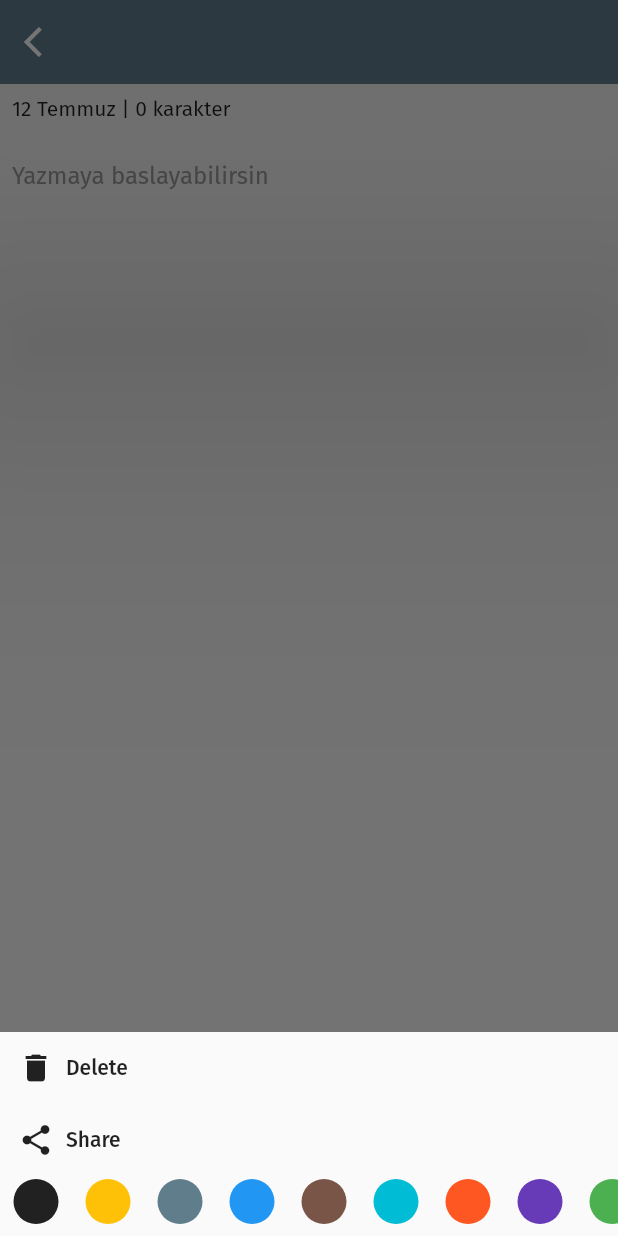
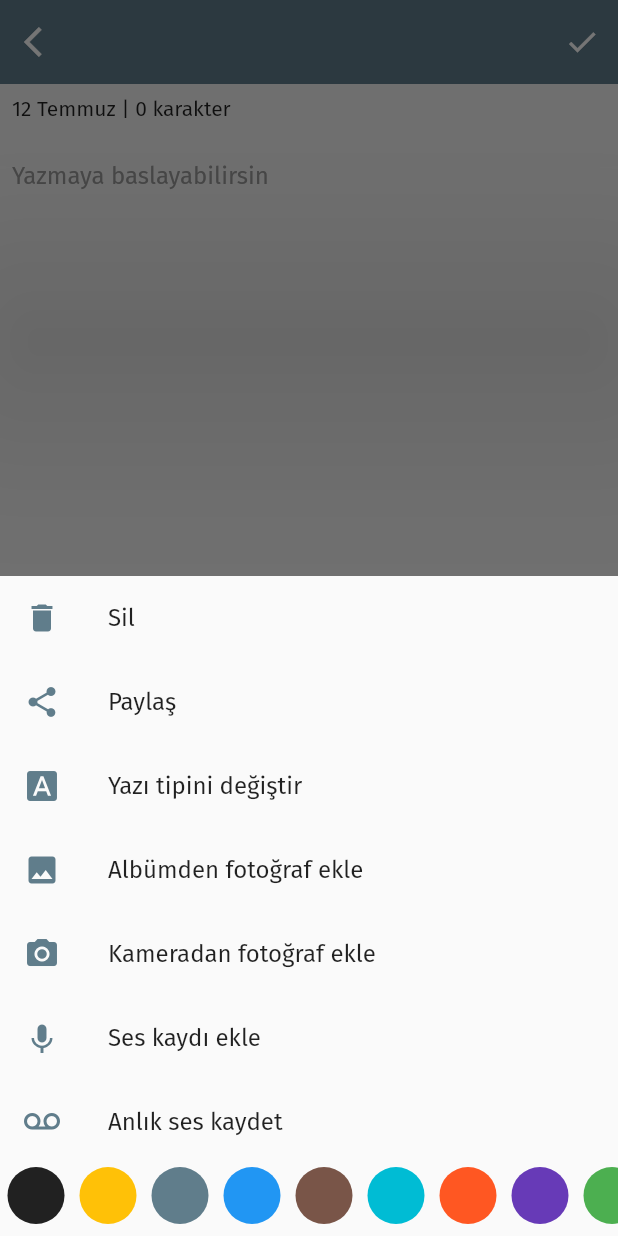
Before and after one commit to cem-ergin/diary, a Flutter app: the NotePage screen opened by its route, item 5 of the bottom bar chosen, after a tap on the "more vert" icon, on a phone screen of 412 x 824 dp. Run offline on Flutter 3.47's test engine with Material 2 defaults, Android fonts, the phone set to English and light mode, and no system bars; our stand-ins replace font_awesome_flutter, google_fonts, image_picker, shared_preferences; accounts and stored records are empty.

Commit message:
pc cok kasiyor

```diff
--- a/lib/pages/note_page/note_page.dart
+++ b/lib/pages/note_page/note_page.dart
@@ -3,7 +3,6 @@ import 'package:font_awesome_flutter/font_awesome_flutter.dart';
 import 'package:gunluk/constants/my_themes.dart';
 import 'package:gunluk/pages/note_page/ui/gallery_camera_view.dart';
 import 'package:gunluk/shared/date_helper.dart';
-import 'package:slider_button/slider_button.dart';
 
 class NotePage extends StatefulWidget {
   NotePage({Key key}) : super(key: key);
@@ -33,13 +32,29 @@ class _NotePageState extends State<NotePage> {
               child: Icon(Icons.arrow_back_ios),
             ),
             backgroundColor: Theme.of(context).primaryColor,
+            actions: <Widget>[
+              IconButton(
+                icon: Icon(Icons.check),
+                onPressed: () {},
+              ),
+            ],
             //title: Text('Title'),
           ),
           body: Column(
             crossAxisAlignment: CrossAxisAlignment.start,
             children: <Widget>[
               buildDateAndLengthView(),
-              Expanded(
+              buildTextField(),
+              buildBottomSection()
+            ],
+          ),
+        ),
+      ),
+    );
+  }
+
+  Expanded buildTextField() {
+    return Expanded(
       child: GestureDetector(
         onTap: () => _focusNode.requestFocus(),
         child: Container(
@@ -47,8 +62,7 @@ class _NotePageState extends State<NotePage> {
             child: SingleChildScrollView(
               scrollDirection: Axis.vertical,
               child: Padding(
-                          padding: const EdgeInsets.only(
-                              left: 8.0, right: 8.0, top: 4.0),
+                padding: const EdgeInsets.only(left: 8.0, right: 8.0, top: 4.0),
                 child: TextField(
                   focusNode: _focusNode,
                   controller: _myTextController,
@@ -73,12 +87,6 @@ class _NotePageState extends State<NotePage> {
           ),
         ),
       ),
-              ),
-              buildBottomSection()
-            ],
-          ),
-        ),
-      ),
     );
   }
 
@@ -86,7 +94,7 @@ class _NotePageState extends State<NotePage> {
     return Padding(
       padding: const EdgeInsets.all(8.0),
       child: Text(
-          '${DateHelper().getMMMMd(DateTime.now())} | ${_myTextController.text.length} karakter'),
+          '${DateHelper().getMMMMd(DateTime.now())} | ${_myTextController.text.trim().length} karakter'),
     );
   }
 
@@ -115,7 +123,7 @@ class _NotePageState extends State<NotePage> {
   Expanded buildThemeButton() {
     return Expanded(
       child: IconButton(
-        icon: FaIcon(FontAwesomeIcons.tshirt),
+        icon: Icon(Icons.color_lens),
         onPressed: () {},
       ),
     );
@@ -157,35 +165,78 @@ class _NotePageState extends State<NotePage> {
               color: Theme.of(context).scaffoldBackgroundColor,
               child: Column(
                 mainAxisSize: MainAxisSize.min,
+                mainAxisAlignment: MainAxisAlignment.start,
                 crossAxisAlignment: CrossAxisAlignment.start,
                 children: <Widget>[
-                  FlatButton.icon(
-                    icon: Icon(Icons.delete),
-                    label: Text("Delete"),
-                    onPressed: () {},
+                  ListTile(
+                    onTap: () {},
+                    leading: Icon(
+                      Icons.delete,
+                      color: Theme.of(context).primaryColor,
                     ),
-                  FlatButton.icon(
-                    icon: Icon(Icons.share),
-                    label: Text("Share"),
-                    onPressed: () {},
+                    title: Text("Sil"),
                   ),
-                  // FlatButton.icon(
-                  //   icon: Icon(Icons.font_download),
-                  //   label: Text("Change font"),
-                  //   onPressed: () {},
-                  // ),
-                  // FlatButton.icon(
-                  //   icon: Icon(Icons.photo),
-                  //   label: Text("Add photo"),
-                  //   onPressed: () {},
-                  // ),
-                  // FlatButton.icon(
-                  //   icon: Icon(Icons.keyboard_voice),
-                  //   label: Text("Record voice"),
-                  //   onPressed: () {},
-                  // ),
-                  Container(
-                    height: 40,
+                  ListTile(
+                    onTap: () {},
+                    leading: Icon(
+                      Icons.share,
+                      color: Theme.of(context).primaryColor,
+                    ),
+                    title: Text("Paylaş"),
+                  ),
+                  ListTile(
+                    onTap: () {},
+                    leading: Icon(
+                      Icons.font_download,
+                      color: Theme.of(context).primaryColor,
+                    ),
+                    title: Text("Yazı tipini değiştir"),
+                  ),
+                  ListTile(
+                    onTap: () {},
+                    leading: Icon(
+                      Icons.photo,
+                      color: Theme.of(context).primaryColor,
+                    ),
+                    title: Text("Albümden fotoğraf ekle"),
+                  ),
+                  ListTile(
+                    onTap: () {},
+                    leading: Icon(
+                      Icons.camera_alt,
+                      color: Theme.of(context).primaryColor,
+                    ),
+                    title: Text("Kameradan fotoğraf ekle"),
+                  ),
+                  ListTile(
+                    onTap: () {},
+                    leading: Icon(
+                      Icons.keyboard_voice,
+                      color: Theme.of(context).primaryColor,
+                    ),
+                    title: Text("Ses kaydı ekle"),
+                  ),
+                  ListTile(
+                    onTap: () {},
+                    leading: Icon(
+                      Icons.voicemail,
+                      color: Theme.of(context).primaryColor,
+                    ),
+                    title: Text("Anlık ses kaydet"),
+                  ),
+                  buildColorsContainer(_myThemes),
+                ],
+              ),
+            ),
+          ),
+        );
+      },
+    );
+  }
+
+  Container buildColorsContainer(List<ThemeData> _myThemes) {
+    return Container(
+      height: 48,
       child: ListView.builder(
         shrinkWrap: true,
         scrollDirection: Axis.horizontal,
@@ -203,13 +254,6 @@ class _NotePageState extends State<NotePage> {
           );
         },
       ),
-                  ),
-                ],
-              ),
-            ),
-          ),
-        );
-      },
     );
   }
 
```
Lines whose indentation alone changed are shown as unchanged.
